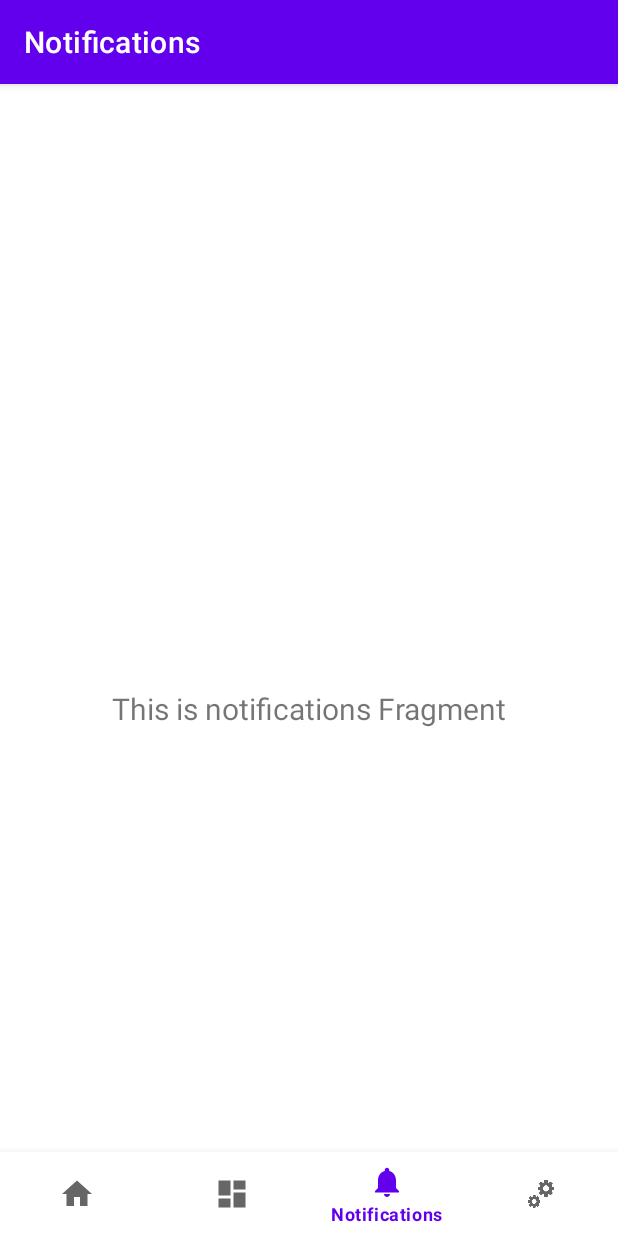
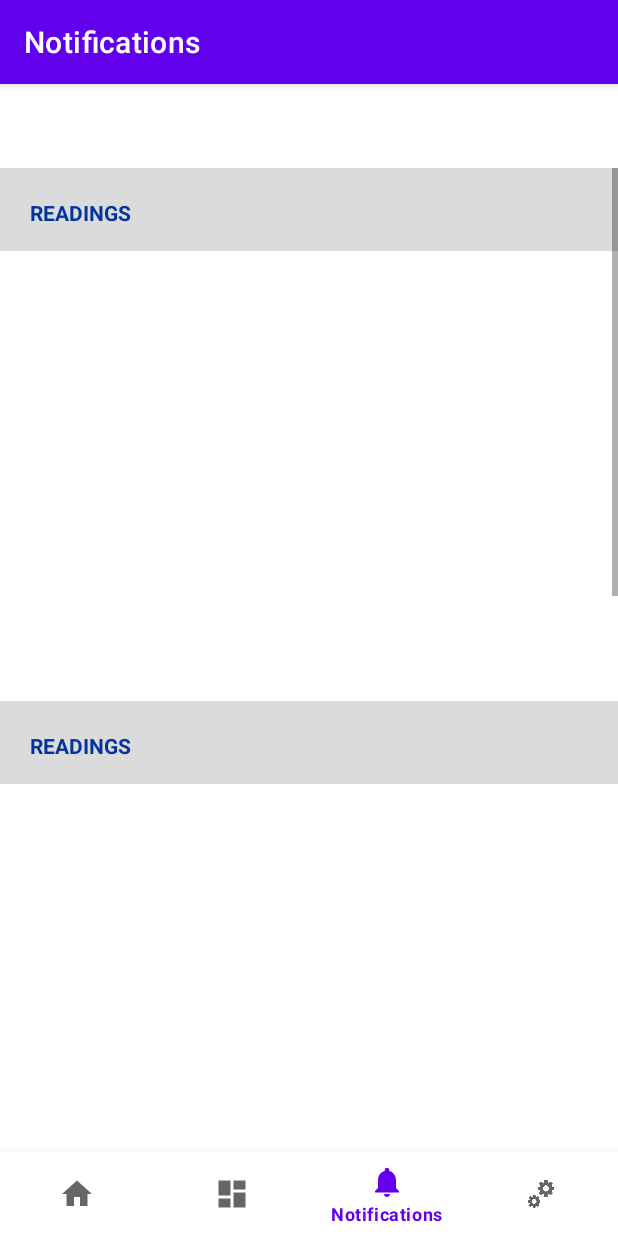
Before and after one commit to GabGerolia05/mobile-monitoring-app, an Android app: the NotificationsFragment screen opened through its navigation route, on a phone screen of 412 x 824 dp. Run offline under Robolectric (Android 15) with nearby library versions, the phone set to English and light mode, and no system bars; our stand-ins replace navigation-ui.

Commit message:
notif template

```diff
--- a/app/src/main/java/com/example/thesis/ui/notifications/NotificationsFragment.kt
+++ b/app/src/main/java/com/example/thesis/ui/notifications/NotificationsFragment.kt
@@ -28,10 +28,6 @@ class NotificationsFragment : Fragment() {
         _binding = FragmentNotificationsBinding.inflate(inflater, container, false)
         val root: View = binding.root
 
-        val textView: TextView = binding.textNotifications
-        settingsViewModel.text.observe(viewLifecycleOwner) {
-            textView.text = it
-        }
         return root
     }
 
--- a/app/src/main/res/layout/fragment_notifications.xml
+++ b/app/src/main/res/layout/fragment_notifications.xml
@@ -1,22 +1,92 @@
 <?xml version="1.0" encoding="utf-8"?>
-<androidx.constraintlayout.widget.ConstraintLayout xmlns:android="http://schemas.android.com/apk/res/android"
+
+<LinearLayout xmlns:android="http://schemas.android.com/apk/res/android"
     xmlns:app="http://schemas.android.com/apk/res-auto"
     xmlns:tools="http://schemas.android.com/tools"
     android:layout_width="match_parent"
     android:layout_height="match_parent"
+    android:orientation="vertical"
     tools:context=".ui.notifications.NotificationsFragment">
 
-    <TextView
-        android:id="@+id/text_notifications"
+
+    <ScrollView
         android:layout_width="match_parent"
-        android:layout_height="wrap_content"
-        android:layout_marginStart="8dp"
-        android:layout_marginTop="8dp"
-        android:layout_marginEnd="8dp"
-        android:textAlignment="center"
-        android:textSize="20sp"
-        app:layout_constraintBottom_toBottomOf="parent"
-        app:layout_constraintEnd_toEndOf="parent"
-        app:layout_constraintStart_toStartOf="parent"
-        app:layout_constraintTop_toTopOf="parent" />
-</androidx.constraintlayout.widget.ConstraintLayout>
+        android:layout_height="match_parent">
+
+        <LinearLayout
+            android:layout_width="match_parent"
+            android:layout_height="wrap_content"
+            android:orientation="vertical" >
+
+            <TextView
+                android:id="@+id/textView"
+                android:layout_width="match_parent"
+                android:layout_height="wrap_content"
+                android:text="READINGS\n"
+                android:textColor="@color/blue"
+                android:textStyle="bold"
+                android:paddingLeft="20dp"
+                android:paddingTop="20dp"
+                android:paddingRight="20dp"
+                android:background="@color/bg"
+                android:layout_marginBottom="300dp"/>
+
+            <TextView
+                android:id="@+id/textView2"
+                android:layout_width="match_parent"
+                android:layout_height="wrap_content"
+                android:text="READINGS\n"
+                android:textColor="@color/blue"
+                android:textStyle="bold"
+                android:paddingLeft="20dp"
+                android:paddingTop="20dp"
+                android:paddingRight="20dp"
+                android:background="@color/bg"
+                android:layout_marginBottom="300dp"/>
+
+            <TextView
+                android:id="@+id/textView3"
+                android:layout_width="match_parent"
+                android:layout_height="wrap_content"
+                android:text="READINGS\n"
+                android:textColor="@color/blue"
+                android:textStyle="bold"
+                android:paddingLeft="20dp"
+                android:paddingTop="20dp"
+                android:paddingRight="20dp"
+                android:background="@color/bg"
+
+                android:layout_marginBottom="300dp"/>
+            <TextView
+                android:id="@+id/textView4"
+                android:layout_width="match_parent"
+                android:layout_height="wrap_content"
+                android:text="READINGS\n"
+                android:textColor="@color/blue"
+                android:textStyle="bold"
+                android:paddingLeft="20dp"
+                android:paddingTop="20dp"
+                android:paddingRight="20dp"
+                android:background="@color/bg"
+
+                android:layout_marginBottom="300dp"/>
+            <TextView
+                android:id="@+id/textView5"
+                android:layout_width="match_parent"
+                android:layout_height="wrap_content"
+                android:text="READINGS\n"
+                android:textColor="@color/blue"
+                android:textStyle="bold"
+                android:paddingLeft="20dp"
+                android:paddingTop="20dp"
+                android:paddingRight="20dp"
+                android:background="@color/bg"
+
+                android:layout_marginBottom="300dp"/>
+
+
+        </LinearLayout>
+    </ScrollView>
+
+
+</LinearLayout>
--- a/app/src/main/res/values/colors.xml
+++ b/app/src/main/res/values/colors.xml
@@ -8,4 +8,5 @@
     <color name="black">#FF000000</color>
     <color name="white">#FFFFFFFF</color>
     <color name="blue">#03339c</color>
+    <color name="bg">#dbdbdb</color>
 </resources>
```
